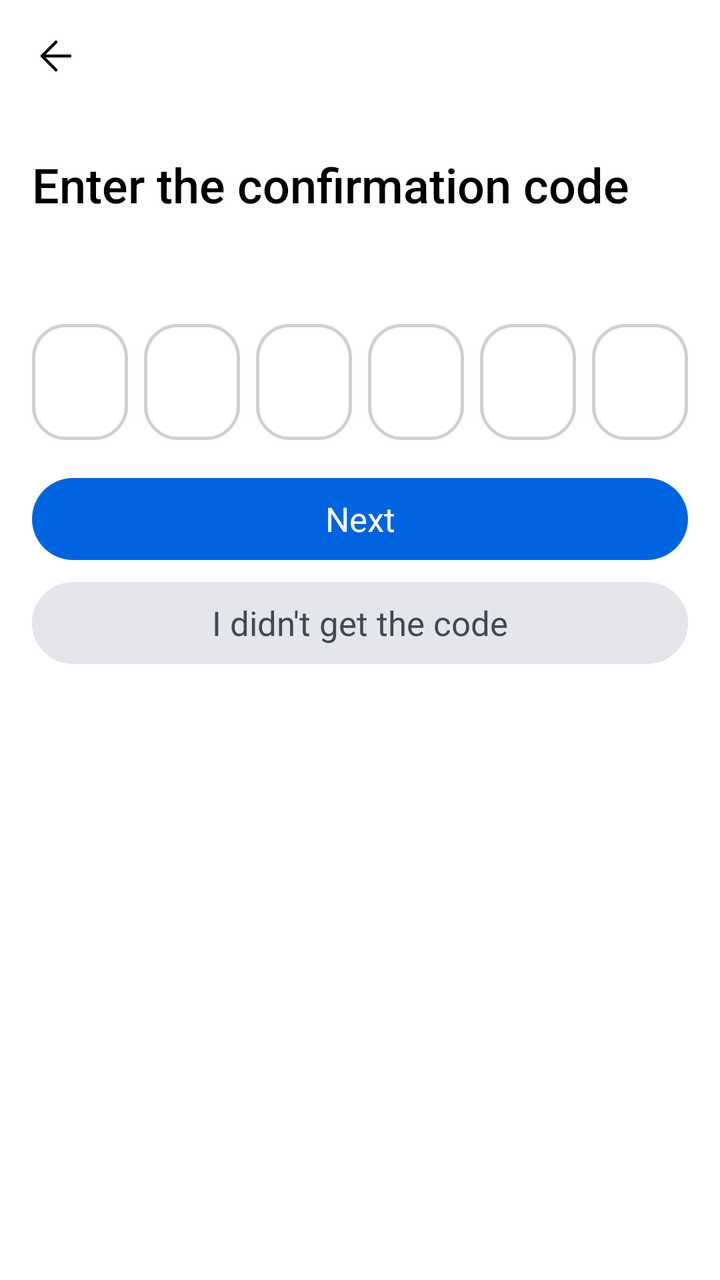
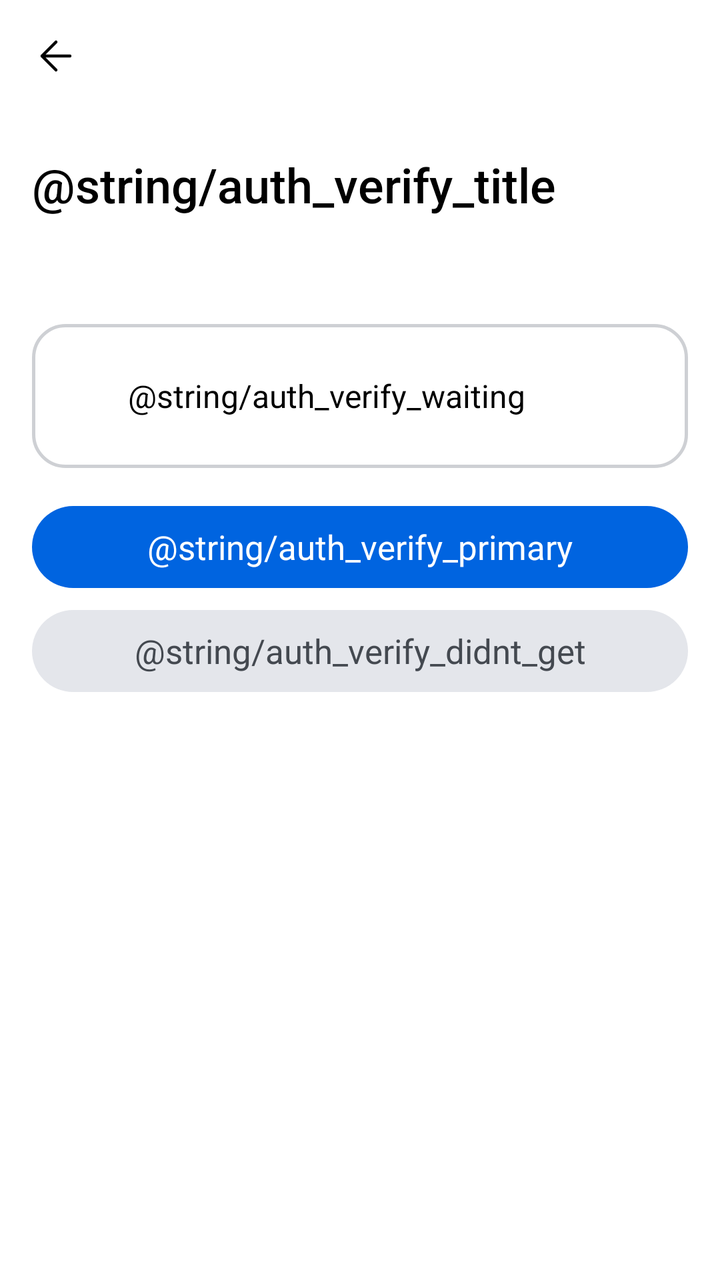

Two renders of the same Android screen: before a commit and after it. Below are the layout's source before the change and the commit's diff.
<!-- AndroidManifest.xml: application theme Theme.InstaClone -->
<!-- res/layout/fragment_wizard_code.xml -->
<?xml version="1.0" encoding="utf-8"?>
<LinearLayout xmlns:android="http://schemas.android.com/apk/res/android"
    android:layout_width="match_parent"
    android:layout_height="match_parent"
    android:background="@color/auth_bg"
    android:orientation="vertical">

    <include
        android:id="@+id/topbar"
        layout="@layout/view_wizard_topbar" />

    <ScrollView
        android:layout_width="match_parent"
        android:layout_height="0dp"
        android:layout_weight="1"
        android:fillViewport="true"
        android:overScrollMode="never">

        <LinearLayout
            android:layout_width="match_parent"
            android:layout_height="wrap_content"
            android:orientation="vertical"
            android:paddingStart="@dimen/auth_side_padding"
            android:paddingEnd="@dimen/auth_side_padding">

            <TextView
                android:id="@+id/tv_title"
                style="@style/TextAppearance.Insta.AuthTitle"
                android:layout_width="match_parent"
                android:layout_height="wrap_content"
                android:layout_marginTop="@dimen/auth_title_gap"
                android:text="@string/auth_code_title" />

            <TextView
                android:id="@+id/tv_subtitle"
                style="@style/TextAppearance.Insta.AuthSubtitle"
                android:layout_width="match_parent"
                android:layout_height="wrap_content"
                android:layout_marginTop="@dimen/auth_subtitle_gap" />

            
            <FrameLayout
                android:layout_width="match_parent"
                android:layout_height="@dimen/auth_code_box_height"
                android:layout_marginTop="@dimen/auth_title_gap">

                <LinearLayout
                    android:id="@+id/layout_code_boxes"
                    android:layout_width="match_parent"
                    android:layout_height="match_parent"
                    android:orientation="horizontal">

                    <TextView
                        android:id="@+id/box_1"
                        style="@style/Widget.Insta.AuthCodeBox"
                        android:layout_weight="1" />

                    <TextView
                        android:id="@+id/box_2"
                        style="@style/Widget.Insta.AuthCodeBox"
                        android:layout_marginStart="@dimen/auth_code_box_gap"
                        android:layout_weight="1" />

                    <TextView
                        android:id="@+id/box_3"
                        style="@style/Widget.Insta.AuthCodeBox"
                        android:layout_marginStart="@dimen/auth_code_box_gap"
                        android:layout_weight="1" />

                    <TextView
                        android:id="@+id/box_4"
                        style="@style/Widget.Insta.AuthCodeBox"
                        android:layout_marginStart="@dimen/auth_code_box_gap"
                        android:layout_weight="1" />

                    <TextView
                        android:id="@+id/box_5"
                        style="@style/Widget.Insta.AuthCodeBox"
                        android:layout_marginStart="@dimen/auth_code_box_gap"
                        android:layout_weight="1" />

                    <TextView
                        android:id="@+id/box_6"
                        style="@style/Widget.Insta.AuthCodeBox"
                        android:layout_marginStart="@dimen/auth_code_box_gap"
                        android:layout_weight="1" />
                </LinearLayout>

                <EditText
                    android:id="@+id/et_code_input"
                    android:layout_width="match_parent"
                    android:layout_height="match_parent"
                    android:background="@null"
                    android:cursorVisible="false"
                    android:digits="0123456789"
                    android:imeOptions="actionDone"
                    android:importantForAutofill="no"
                    android:inputType="number"
                    android:maxLength="6"
                    android:textColor="@android:color/transparent"
                    android:textSize="1sp" />
            </FrameLayout>

            <TextView
                android:id="@+id/tv_error"
                style="@style/TextAppearance.Insta.AuthInlineError"
                android:layout_width="match_parent"
                android:layout_height="wrap_content"
                android:layout_marginTop="@dimen/auth_code_error_gap"
                android:text="@string/auth_code_wrong"
                android:visibility="gone" />

            <FrameLayout
                android:layout_width="match_parent"
                android:layout_height="@dimen/auth_button_height"
                android:layout_marginTop="@dimen/auth_button_gap">

                <androidx.appcompat.widget.AppCompatButton
                    android:id="@+id/btn_primary"
                    style="@style/Widget.Insta.AuthButton.Primary"
                    android:layout_width="match_parent"
                    android:layout_height="match_parent"
                    android:text="@string/auth_next" />

                <ProgressBar
                    android:id="@+id/progress_primary"
                    android:layout_width="@dimen/auth_button_spinner"
                    android:layout_height="@dimen/auth_button_spinner"
                    android:layout_gravity="center"
                    android:indeterminateTint="@color/auth_on_primary"
                    android:visibility="gone" />
            </FrameLayout>

            <androidx.appcompat.widget.AppCompatButton
                android:id="@+id/btn_secondary"
                style="@style/Widget.Insta.AuthButton.Secondary"
                android:layout_marginTop="@dimen/auth_button_gap_secondary"
                android:text="@string/auth_code_didnt_get" />
        </LinearLayout>
    </ScrollView>
    
</LinearLayout>
<!-- res/layout/view_wizard_topbar.xml (included above) -->
<?xml version="1.0" encoding="utf-8"?>
<FrameLayout xmlns:android="http://schemas.android.com/apk/res/android"
    xmlns:app="http://schemas.android.com/apk/res-auto"
    android:layout_width="match_parent"
    android:layout_height="@dimen/auth_top_bar_height"
    android:paddingStart="@dimen/auth_side_padding"
    android:paddingEnd="@dimen/auth_side_padding">

    <ImageView
        android:id="@+id/btn_wizard_back"
        android:layout_width="@dimen/auth_back_icon"
        android:layout_height="@dimen/auth_back_icon"
        android:layout_gravity="start|center_vertical"
        android:background="?attr/selectableItemBackgroundBorderless"
        android:contentDescription="@string/auth_back"
        android:src="@drawable/ic_arrow_back"
        app:tint="@color/auth_text" />
</FrameLayout>
<!-- resources referenced by this layout -->
<resources>
  <color name="auth_bg">#FFFFFF</color>
  <color name="auth_on_primary">#FFFFFF</color>
  <color name="auth_text">#000000</color>
  <dimen name="auth_back_icon">24dp</dimen>
  <dimen name="auth_button_gap">19dp</dimen>
  <dimen name="auth_button_height">41dp</dimen>
  <dimen name="auth_button_spinner">20dp</dimen>
  <dimen name="auth_code_box_gap">8dp</dimen>
  <dimen name="auth_code_box_height">58dp</dimen>
  <dimen name="auth_code_error_gap">12dp</dimen>
  <dimen name="auth_side_padding">16dp</dimen>
  <dimen name="auth_subtitle_gap">12dp</dimen>
  <dimen name="auth_title_gap">20dp</dimen>
  <dimen name="auth_top_bar_height">56dp</dimen>
  <string name="auth_back">Back</string>
  <string name="auth_code_didnt_get">I didn\'t get the code</string>
  <string name="auth_code_title">Enter the confirmation code</string>
  <string name="auth_code_wrong">That code isn\'t right. Please try again.</string>
  <string name="auth_next">Next</string>
  <style name="Widget.Insta.AuthCodeBox" parent="">
          <item name="android:layout_width">0dp</item>
          <item name="android:layout_height">@dimen/auth_code_box_height</item>
          <item name="android:background">@drawable/bg_auth_code_box</item>
          <item name="android:gravity">center</item>
          <item name="android:textAppearance">@style/TextAppearance.Insta.AuthCodeDigit</item>
      </style>
  <color name="color_text_primary">#000000</color>
  <dimen name="auth_code_error_size">14sp</dimen>
  <color name="auth_error_text">#FF5A5F</color>
  <dimen name="auth_subtitle_size">16sp</dimen>
  <dimen name="auth_title_size">24sp</dimen>
  <!-- drawable bg_auth_code_box (drawable) -->
  <?xml version="1.0" encoding="utf-8"?>
  <selector xmlns:android="http://schemas.android.com/apk/res/android">
  
      
      <item android:state_selected="true">
          <shape android:shape="rectangle">
              <solid android:color="@color/auth_code_box_bg" />
              <corners android:radius="@dimen/auth_code_box_radius" />
              <stroke
                  android:width="@dimen/auth_field_stroke_focused"
                  android:color="@color/auth_field_border_focused" />
          </shape>
      </item>
  
      <item android:state_focused="true">
          <shape android:shape="rectangle">
              <solid android:color="@color/auth_code_box_bg" />
              <corners android:radius="@dimen/auth_code_box_radius" />
              <stroke
                  android:width="@dimen/auth_field_stroke_focused"
                  android:color="@color/auth_field_border_focused" />
          </shape>
      </item>
  
      <item>
          <shape android:shape="rectangle">
              <solid android:color="@color/auth_code_box_bg" />
              <corners android:radius="@dimen/auth_code_box_radius" />
              <stroke
                  android:width="@dimen/auth_field_stroke"
                  android:color="@color/auth_field_border" />
          </shape>
      </item>
  </selector>
  <style name="TextAppearance.Insta.AuthCodeDigit" parent="TextAppearance.AppCompat">
          <item name="android:fontFamily">sans-serif</item>
          <item name="android:textSize">@dimen/auth_code_digit_size</item>
          <item name="android:textColor">@color/auth_text</item>
          <item name="android:gravity">center</item>
      </style>
  <color name="color_primary">#0095F6</color>
  <color name="white">#FFFFFF</color>
  <color name="color_background">#FFFFFF</color>
  <color name="color_divider">#DBDBDB</color>
  <color name="color_like">#FF3040</color>
  <color name="color_sheet">#FFFFFF</color>
  <color name="auth_primary">#0064E0</color>
  <dimen name="auth_button_radius">100dp</dimen>
  <dimen name="auth_button_text_size">17sp</dimen>
  <color name="auth_secondary_bg">#E4E6EB</color>
  <color name="auth_code_box_bg">#00000000</color>
  <dimen name="auth_code_box_radius">16dp</dimen>
  <dimen name="auth_field_stroke">1.5dp</dimen>
  <color name="auth_field_border">#CED0D4</color>
  <dimen name="auth_code_digit_size">24sp</dimen>
  <!-- unchanged entries left out for length: 16 -->
</resources>

<!-- the commit's change to res/layout/fragment_wizard_code.xml (unified diff, before → after) -->
@@ -29,7 +29,7 @@
                 android:layout_width="match_parent"
                 android:layout_height="wrap_content"
                 android:layout_marginTop="@dimen/auth_title_gap"
-                android:text="@string/auth_code_title" />
+                android:text="@string/auth_verify_title" />
 
             <TextView
                 android:id="@+id/tv_subtitle"
@@ -39,67 +39,35 @@
                 android:layout_marginTop="@dimen/auth_subtitle_gap" />
 
             
-            <FrameLayout
+            <LinearLayout
+                android:id="@+id/layout_waiting"
                 android:layout_width="match_parent"
-                android:layout_height="@dimen/auth_code_box_height"
-                android:layout_marginTop="@dimen/auth_title_gap">
+                android:layout_height="wrap_content"
+                android:layout_marginTop="@dimen/auth_title_gap"
+                android:background="@drawable/bg_auth_field"
+                android:gravity="center_vertical"
+                android:minHeight="72dp"
+                android:orientation="horizontal"
+                android:paddingStart="16dp"
+                android:paddingTop="14dp"
+                android:paddingEnd="16dp"
+                android:paddingBottom="14dp">
 
-                <LinearLayout
-                    android:id="@+id/layout_code_boxes"
-                    android:layout_width="match_parent"
-                    android:layout_height="match_parent"
-                    android:orientation="horizontal">
+                <ProgressBar
+                    android:id="@+id/progress_waiting"
+                    android:layout_width="20dp"
+                    android:layout_height="20dp"
+                    android:indeterminateTint="@color/auth_link" />
 
-                    <TextView
-                        android:id="@+id/box_1"
-                        style="@style/Widget.Insta.AuthCodeBox"
-                        android:layout_weight="1" />
-
-                    <TextView
-                        android:id="@+id/box_2"
-                        style="@style/Widget.Insta.AuthCodeBox"
-                        android:layout_marginStart="@dimen/auth_code_box_gap"
-                        android:layout_weight="1" />
-
-                    <TextView
-                        android:id="@+id/box_3"
-                        style="@style/Widget.Insta.AuthCodeBox"
-                        android:layout_marginStart="@dimen/auth_code_box_gap"
-                        android:layout_weight="1" />
-
-                    <TextView
-                        android:id="@+id/box_4"
-                        style="@style/Widget.Insta.AuthCodeBox"
-                        android:layout_marginStart="@dimen/auth_code_box_gap"
-                        android:layout_weight="1" />
-
-                    <TextView
-                        android:id="@+id/box_5"
-                        style="@style/Widget.Insta.AuthCodeBox"
-                        android:layout_marginStart="@dimen/auth_code_box_gap"
-                        android:layout_weight="1" />
-
-                    <TextView
-                        android:id="@+id/box_6"
-                        style="@style/Widget.Insta.AuthCodeBox"
-                        android:layout_marginStart="@dimen/auth_code_box_gap"
-                        android:layout_weight="1" />
-                </LinearLayout>
-
-                <EditText
-                    android:id="@+id/et_code_input"
-                    android:layout_width="match_parent"
-                    android:layout_height="match_parent"
-                    android:background="@null"
-                    android:cursorVisible="false"
-                    android:digits="0123456789"
-                    android:imeOptions="actionDone"
-                    android:importantForAutofill="no"
-                    android:inputType="number"
-                    android:maxLength="6"
-                    android:textColor="@android:color/transparent"
-                    android:textSize="1sp" />
-            </FrameLayout>
+                <TextView
+                    android:id="@+id/tv_waiting"
+                    style="@style/TextAppearance.Insta.AuthSubtitle"
+                    android:layout_width="0dp"
+                    android:layout_height="wrap_content"
+                    android:layout_marginStart="12dp"
+                    android:layout_weight="1"
+                    android:text="@string/auth_verify_waiting" />
+            </LinearLayout>
 
             <TextView
                 android:id="@+id/tv_error"
@@ -107,7 +75,7 @@
                 android:layout_width="match_parent"
                 android:layout_height="wrap_content"
                 android:layout_marginTop="@dimen/auth_code_error_gap"
-                android:text="@string/auth_code_wrong"
+                android:text="@string/auth_verify_not_yet"
                 android:visibility="gone" />
 
             <FrameLayout
@@ -120,7 +88,7 @@
                     style="@style/Widget.Insta.AuthButton.Primary"
                     android:layout_width="match_parent"
                     android:layout_height="match_parent"
-                    android:text="@string/auth_next" />
+                    android:text="@string/auth_verify_primary" />
 
                 <ProgressBar
                     android:id="@+id/progress_primary"
@@ -135,7 +103,7 @@
                 android:id="@+id/btn_secondary"
                 style="@style/Widget.Insta.AuthButton.Secondary"
                 android:layout_marginTop="@dimen/auth_button_gap_secondary"
-                android:text="@string/auth_code_didnt_get" />
+                android:text="@string/auth_verify_didnt_get" />
         </LinearLayout>
     </ScrollView>
     
<!-- resource entries referenced after the edit -->
@@ -1,55 +1,26 @@
 <!-- resources referenced by this layout -->
 <resources>
   <color name="auth_bg">#FFFFFF</color>
+  <color name="auth_link">#0064E0</color>
   <color name="auth_on_primary">#FFFFFF</color>
   <color name="auth_text">#000000</color>
   <dimen name="auth_back_icon">24dp</dimen>
   <dimen name="auth_button_gap">19dp</dimen>
   <dimen name="auth_button_height">41dp</dimen>
   <dimen name="auth_button_spinner">20dp</dimen>
-  <dimen name="auth_code_box_gap">8dp</dimen>
-  <dimen name="auth_code_box_height">58dp</dimen>
   <dimen name="auth_code_error_gap">12dp</dimen>
   <dimen name="auth_side_padding">16dp</dimen>
   <dimen name="auth_subtitle_gap">12dp</dimen>
   <dimen name="auth_title_gap">20dp</dimen>
   <dimen name="auth_top_bar_height">56dp</dimen>
-  <string name="auth_back">Back</string>
-  <string name="auth_code_didnt_get">I didn\'t get the code</string>
-  <string name="auth_code_title">Enter the confirmation code</string>
-  <string name="auth_code_wrong">That code isn\'t right. Please try again.</string>
-  <string name="auth_next">Next</string>
-  <style name="Widget.Insta.AuthCodeBox" parent="">
-          <item name="android:layout_width">0dp</item>
-          <item name="android:layout_height">@dimen/auth_code_box_height</item>
-          <item name="android:background">@drawable/bg_auth_code_box</item>
-          <item name="android:gravity">center</item>
-          <item name="android:textAppearance">@style/TextAppearance.Insta.AuthCodeDigit</item>
-      </style>
-  <color name="color_text_primary">#000000</color>
-  <dimen name="auth_code_error_size">14sp</dimen>
-  <color name="auth_error_text">#FF5A5F</color>
-  <dimen name="auth_subtitle_size">16sp</dimen>
-  <dimen name="auth_title_size">24sp</dimen>
-  <!-- drawable bg_auth_code_box (drawable) -->
+  <!-- drawable bg_auth_field (drawable) -->
   <?xml version="1.0" encoding="utf-8"?>
   <selector xmlns:android="http://schemas.android.com/apk/res/android">
-  
-      
-      <item android:state_selected="true">
-          <shape android:shape="rectangle">
-              <solid android:color="@color/auth_code_box_bg" />
-              <corners android:radius="@dimen/auth_code_box_radius" />
-              <stroke
-                  android:width="@dimen/auth_field_stroke_focused"
-                  android:color="@color/auth_field_border_focused" />
-          </shape>
-      </item>
   
       <item android:state_focused="true">
           <shape android:shape="rectangle">
               <solid android:color="@color/auth_code_box_bg" />
-              <corners android:radius="@dimen/auth_code_box_radius" />
+              <corners android:radius="@dimen/auth_field_radius" />
               <stroke
                   android:width="@dimen/auth_field_stroke_focused"
                   android:color="@color/auth_field_border_focused" />
@@ -59,19 +30,19 @@
       <item>
           <shape android:shape="rectangle">
               <solid android:color="@color/auth_code_box_bg" />
-              <corners android:radius="@dimen/auth_code_box_radius" />
+              <corners android:radius="@dimen/auth_field_radius" />
               <stroke
                   android:width="@dimen/auth_field_stroke"
                   android:color="@color/auth_field_border" />
           </shape>
       </item>
   </selector>
-  <style name="TextAppearance.Insta.AuthCodeDigit" parent="TextAppearance.AppCompat">
-          <item name="android:fontFamily">sans-serif</item>
-          <item name="android:textSize">@dimen/auth_code_digit_size</item>
-          <item name="android:textColor">@color/auth_text</item>
-          <item name="android:gravity">center</item>
-      </style>
+  <string name="auth_back">Back</string>
+  <color name="color_text_primary">#000000</color>
+  <dimen name="auth_code_error_size">14sp</dimen>
+  <color name="auth_error_text">#FF5A5F</color>
+  <dimen name="auth_subtitle_size">16sp</dimen>
+  <dimen name="auth_title_size">24sp</dimen>
   <color name="color_primary">#0095F6</color>
   <color name="white">#FFFFFF</color>
   <color name="color_background">#FFFFFF</color>
@@ -83,10 +54,9 @@
   <dimen name="auth_button_text_size">17sp</dimen>
   <color name="auth_secondary_bg">#E4E6EB</color>
   <color name="auth_code_box_bg">#00000000</color>
-  <dimen name="auth_code_box_radius">16dp</dimen>
+  <dimen name="auth_field_radius">16dp</dimen>
   <dimen name="auth_field_stroke">1.5dp</dimen>
   <color name="auth_field_border">#CED0D4</color>
-  <dimen name="auth_code_digit_size">24sp</dimen>
   <!-- unchanged entries left out for length: 16 -->
 </resources>
 
